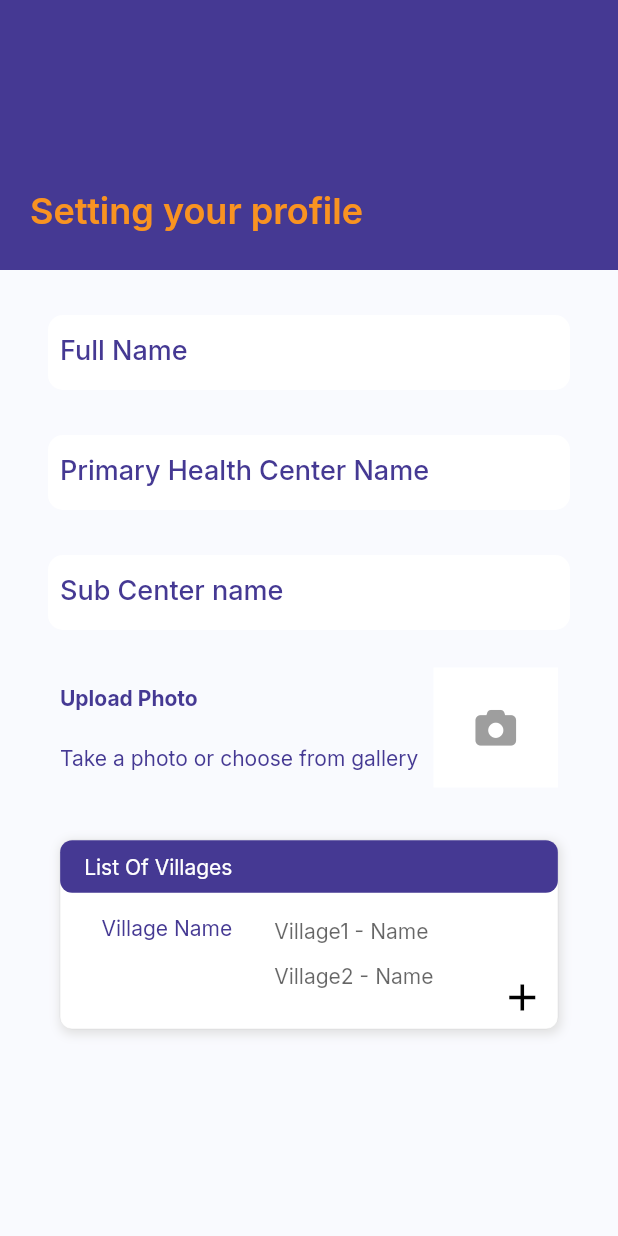
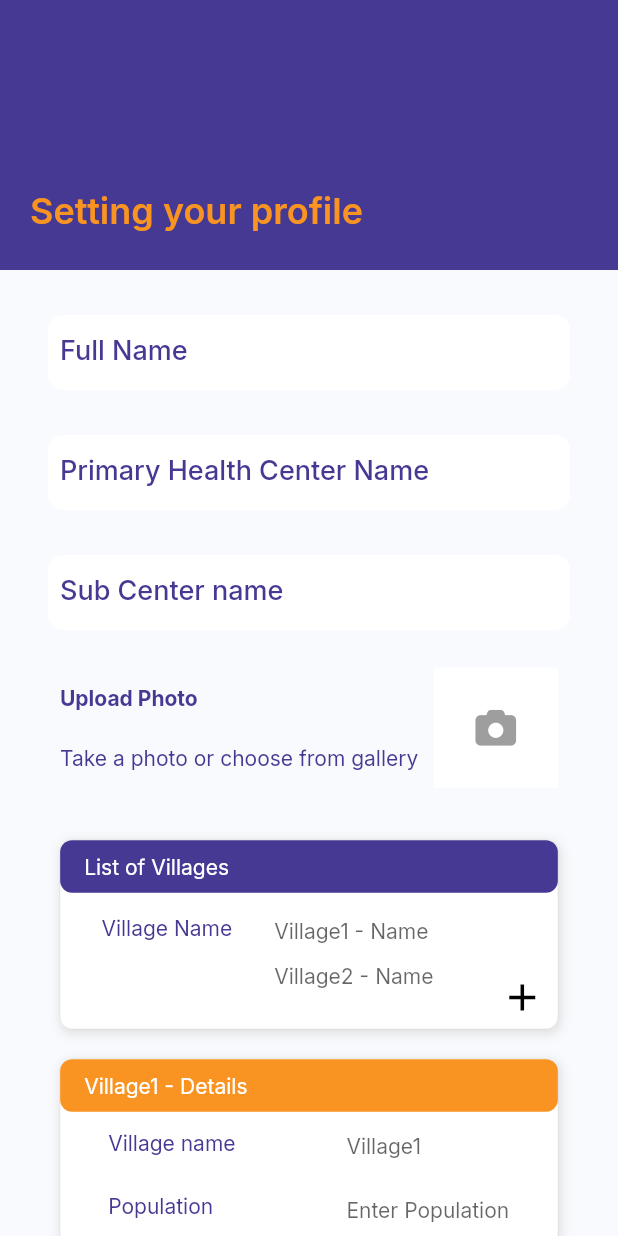
Before and after one commit to triviaGroups/janam, a Flutter app: the nurseDetails screen opened directly, on a phone screen of 412 x 824 dp. Run offline on Flutter 3.47's test engine with Material 2 defaults, Android fonts, the phone set to English and light mode, and no system bars; our stand-ins replace dropdown_button2, firebase_auth, firebase_core, font_awesome_flutter, google_fonts; accounts and stored records are empty.

Commit message:
22-5-2022

```diff
--- /dev/null
+++ b/lib/List/ashaList.dart
@@ -0,0 +1,25 @@
+import 'package:flutter/material.dart';
+
+class ashaDetailsDataList
+{
+  String name;
+
+  ashaDetailsDataList({required this.name});
+}
+
+List<ashaDetailsDataList> ashaDetailsList()
+{
+
+  // ignore: deprecated_member_use
+  List<ashaDetailsDataList> ash = <ashaDetailsDataList>[];
+
+  ashaDetailsDataList  as = new ashaDetailsDataList(name: "ASHA1 - Name");
+  ash.add(as);
+
+  as = new ashaDetailsDataList(name: "ASHA2 - Name");
+  ash.add(as);
+
+
+
+  return ash;
+}
--- /dev/null
+++ b/lib/List/awcList.dart
@@ -0,0 +1,22 @@
+import 'package:flutter/material.dart';
+
+class awcDetailsDataList
+{
+  String name;
+
+  awcDetailsDataList({required this.name});
+}
+
+List<awcDetailsDataList> ashaDetailsList()
+{
+  // ignore: deprecated_member_use
+  List<awcDetailsDataList> awc = <awcDetailsDataList>[];
+
+  awcDetailsDataList  aw = new awcDetailsDataList(name: "AWC1 - Name");
+  awc.add(aw);
+
+  aw = new awcDetailsDataList(name: "AWC2 - Name");
+  awc.add(aw);
+
+  return awc;
+}
--- a/lib/List/villageList.dart
+++ b/lib/List/villageList.dart
@@ -2,9 +2,9 @@ import 'package:flutter/material.dart';
 
 class villageDetailsDataList
 {
-  String villageName;
+  String name;
 
-  villageDetailsDataList({required this.villageName});
+  villageDetailsDataList({required this.name});
 }
 
 List<villageDetailsDataList> villageDetailsList()
@@ -13,13 +13,11 @@ List<villageDetailsDataList> villageDetailsList()
   // ignore: deprecated_member_use
   List<villageDetailsDataList> vil = <villageDetailsDataList>[];
 
-  villageDetailsDataList vl = new villageDetailsDataList(villageName: "Village1 - Name");
+  villageDetailsDataList vl = new villageDetailsDataList(name: "Village1 - Name");
   vil.add(vl);
 
-  vl = new villageDetailsDataList(villageName: "Village2 - Name");
+  vl = new villageDetailsDataList(name: "Village2 - Name");
   vil.add(vl);
-
-
 
   return vil;
 }
--- a/lib/Login/nurseDetails.dart
+++ b/lib/Login/nurseDetails.dart
@@ -3,8 +3,11 @@ import 'package:google_fonts/google_fonts.dart';
 import 'package:janam/constants/color_constants.dart';
 import 'package:font_awesome_flutter/font_awesome_flutter.dart';
 
+import '../List/ashaList.dart';
 import '../List/villageList.dart';
-import '../Widgets/VillagenameList.dart';
+import '../Widgets/nameTextfield.dart';
+import '../Widgets/subVillageBoxShape.dart';
+import '../Widgets/villageBoxShape.dart';
 
 class nurseDetails extends StatefulWidget {
   const nurseDetails({super.key});
@@ -14,13 +17,16 @@ class nurseDetails extends StatefulWidget {
 }
 
 class _nurseDetailsState extends State<nurseDetails> {
+  List<villageDetailsDataList> vil = <villageDetailsDataList>[];
+  List<ashaDetailsDataList> ash = <ashaDetailsDataList>[];
 
-  List<villageDetailsDataList> vil = <villageDetailsDataList>[];
-  static int village_count = 3;
+  static int villageCount = 3;
+  static int ashaCount = 3;
 
   @override
   void initState() {
     vil = villageDetailsList();
+    ash = ashaDetailsList();
     super.initState();
   }
 
@@ -159,9 +165,29 @@ class _nurseDetailsState extends State<nurseDetails> {
                 ],
               ),
             ),
+
+            villageBoxShape(
+                context, purple, "List of Villages", "Village Name", vil.length,
+                () {
+              villageCount++;
+              String temp = "Village $villageCount -Name";
+              vil.add(villageDetailsDataList(name: temp));
+            }, vil),
+
+            subVillageBoxShape(context, orange, "Village1 - Details",
+                "Village name", "Population"),
+
+            villageBoxShape(
+                context, purple, "List of ASHA's", "ASHA Name", ash.length,
+                    () {
+                  ashaCount++;
+                  String temp = "ASHA $ashaCount -Name";
+                  ash.add(ashaDetailsDataList(name: temp));
+                }, ash),
+
             Container(
               margin: EdgeInsets.symmetric(horizontal: 40, vertical: 10),
-              height: 126,
+              height: 183,
               width: double.infinity,
               decoration: BoxDecoration(
                 border: Border.all(width: 0.1, color: Colors.black38),
@@ -182,13 +208,13 @@ class _nurseDetailsState extends State<nurseDetails> {
                   width: MediaQuery.of(context).size.width,
                   height: 35,
                   decoration: BoxDecoration(
-                    color: purple,
+                    color: orange,
                     borderRadius: BorderRadius.circular(8),
                   ),
                   child: Padding(
                     padding: EdgeInsets.only(left: 16.0),
                     child: Text(
-                      "List Of Villages",
+                      "ASHA 1 -Details",
                       style: GoogleFonts.inter(
                           fontWeight: FontWeight.w400,
                           fontSize: 14,
@@ -197,7 +223,7 @@ class _nurseDetailsState extends State<nurseDetails> {
                   ),
                 ),
                 Container(
-                  height: 85,
+                  height: 140,
                   // constraints: BoxConstraints(
                   //   maxHeight: double.infinity,
                   // ),
@@ -207,15 +233,19 @@ class _nurseDetailsState extends State<nurseDetails> {
                         bottomLeft: Radius.circular(8),
                         bottomRight: Radius.circular(8)),
                   ),
-                  child: Row(
+                  child: Column(
                     children: [
                       Expanded(
-                          flex: 3,
+                        child: Row(
+                          mainAxisAlignment: MainAxisAlignment.start,
+                          crossAxisAlignment: CrossAxisAlignment.start,
+                          children: [
+                            Expanded(
                                 child: Container(
-                            margin: EdgeInsets.only(top: 15),
-                            alignment: Alignment.topCenter,
+                                  margin: EdgeInsets.symmetric(vertical: 12,horizontal: 32),
+                                  alignment: Alignment.topLeft,
                                   child: Text(
-                              "Village Name",
+                                    "ASHA name",
                                     style: GoogleFonts.inter(
                                         fontWeight: FontWeight.w400,
                                         fontSize: 14,
@@ -223,39 +253,74 @@ class _nurseDetailsState extends State<nurseDetails> {
                                   ),
                                 )),
                             Expanded(
-                          flex: 3,
                               child: Container(
-                            alignment: Alignment.topCenter,
-                            margin: EdgeInsets.only(top: 15),
-                            child: ListView.builder(
-                                itemCount: vil.length,
-                                padding: EdgeInsets.only(bottom: 1),
-                                physics: ClampingScrollPhysics(),
-                                itemBuilder: (context, index) {
-                                  return VillageNameList(
-                                      vil[index].villageName);
-                                }),
+                                margin: EdgeInsets.only(top: 16),
+                                alignment: Alignment.center,
+                                child: NameTextField("Enter Name"),
+                              ),
+                            ),
+                          ],
+                        ),),
+                      Expanded(
+                        child: Row(
+                          mainAxisAlignment: MainAxisAlignment.start,
+                          crossAxisAlignment: CrossAxisAlignment.start,
+                          children: [
+                            Expanded(
+                                child: Container(
+                                  margin: EdgeInsets.symmetric(horizontal: 32,vertical: 12),
+                                  alignment: Alignment.topLeft,
+                                  child: Text(
+                                    "Mobile no",
+                                    textAlign: TextAlign.left,
+                                    style: GoogleFonts.inter(
+                                        fontWeight: FontWeight.w400,
+                                        fontSize: 14,
+                                        color: purple),
+                                  ),
                                 )),
                             Expanded(
+                              child:Container(
+                                margin: EdgeInsets.only(top: 16),
+                                alignment: Alignment.topCenter,
+                                child: NameTextField("99445*****"),
+                              ),
+                            ),
+                          ],
+                        ),),
+                      Expanded(
+                        child: Row(
+                          mainAxisAlignment: MainAxisAlignment.start,
+                          crossAxisAlignment: CrossAxisAlignment.start,
+                          children: [
+                            Expanded(
                                 child: Container(
-                              alignment: Alignment.bottomCenter,
-                              child: GestureDetector(
-                                onTap: (){
-                                  village_count++;
-                                  vil.add(villageDetailsDataList(villageName: "Village $village_count - Name"));
-
-                                },
-                                child: const Icon(
-                                  Icons.add,
-                                  color: Colors.black,
-                                  size: 30,
+                                  margin: EdgeInsets.symmetric(horizontal: 32,vertical: 12),
+                                  alignment: Alignment.topLeft,
+                                  child: Text(
+                                    "Village name",
+                                    textAlign: TextAlign.left,
+                                    style: GoogleFonts.inter(
+                                        fontWeight: FontWeight.w400,
+                                        fontSize: 14,
+                                        color: purple),
                                   ),
-                              ))),
+                                )),
+                            Expanded(
+                              child:Container(
+                                margin: EdgeInsets.only(top: 16),
+                                alignment: Alignment.topCenter,
+                                child: NameTextField("Village Name"),
+                              ),
+                            ),
+                          ],
+                        ),),
                     ],
                   ),
                 )
               ]),
-            )
+            ),
+
           ],
         ),
       ),
--- a/lib/Widgets/VillagenameList.dart
+++ b/lib/Widgets/nameTextfield.dart
@@ -1,7 +1,7 @@
 import 'package:flutter/material.dart';
 import 'package:google_fonts/google_fonts.dart';
 
-Padding VillageNameList(String villageName) {
+Padding NameTextField(String villageName) {
   return Padding(
     padding: EdgeInsets.symmetric(horizontal: 0.5, vertical: 2.5),
     child: Container(
--- /dev/null
+++ b/lib/Widgets/subVillageBoxShape.dart
@@ -0,0 +1,116 @@
+import 'package:flutter/material.dart';
+import 'package:google_fonts/google_fonts.dart';
+
+import '../constants/color_constants.dart';
+import 'nameTextfield.dart';
+
+Container subVillageBoxShape(BuildContext context,Color clr,String topic,String string1,String string2){
+  return Container(
+    margin: EdgeInsets.symmetric(horizontal: 40, vertical: 10),
+    height: 126,
+    width: double.infinity,
+    decoration: BoxDecoration(
+      border: Border.all(width: 0.1, color: Colors.black38),
+      borderRadius: BorderRadius.circular(8),
+      color: Colors.white,
+      boxShadow: [
+        BoxShadow(
+          color: Colors.grey.shade300,
+          blurRadius: 5,
+          spreadRadius: 1,
+          offset: Offset(1, 2),
+        ),
+      ],
+    ),
+    child: Column(children: [
+      Container(
+        alignment: Alignment.centerLeft,
+        width: MediaQuery.of(context).size.width,
+        height: 35,
+        decoration: BoxDecoration(
+          color: clr,
+          borderRadius: BorderRadius.circular(8),
+        ),
+        child: Padding(
+          padding: EdgeInsets.only(left: 16.0),
+          child: Text(
+            topic,
+            style: GoogleFonts.inter(
+                fontWeight: FontWeight.w400,
+                fontSize: 14,
+                color: Colors.white),
+          ),
+        ),
+      ),
+      Container(
+        height: 85,
+        // constraints: BoxConstraints(
+        //   maxHeight: double.infinity,
+        // ),
+        width: MediaQuery.of(context).size.width,
+        decoration: const BoxDecoration(
+          borderRadius: BorderRadius.only(
+              bottomLeft: Radius.circular(8),
+              bottomRight: Radius.circular(8)),
+        ),
+        child: Column(
+          children: [
+            Expanded(
+              child: Row(
+                mainAxisAlignment: MainAxisAlignment.start,
+                crossAxisAlignment: CrossAxisAlignment.start,
+                children: [
+                  Expanded(
+                      child: Container(
+                        margin: EdgeInsets.symmetric(vertical: 12,horizontal: 32),
+                        alignment: Alignment.topLeft,
+                        child: Text(
+                          string1,
+                          style: GoogleFonts.inter(
+                              fontWeight: FontWeight.w400,
+                              fontSize: 14,
+                              color: purple),
+                        ),
+                      )),
+                  Expanded(
+                    child: Container(
+                      margin: EdgeInsets.only(top: 16),
+                      alignment: Alignment.center,
+                      child: NameTextField("Village1"),
+                    ),
+                  ),
+                ],
+              ),),
+            Expanded(
+              child: Row(
+                mainAxisAlignment: MainAxisAlignment.start,
+                crossAxisAlignment: CrossAxisAlignment.start,
+                children: [
+                  Expanded(
+                      child: Container(
+                        margin: EdgeInsets.symmetric(horizontal: 32,vertical: 12),
+                        alignment: Alignment.topLeft,
+                        child: Text(
+                          string2,
+                          textAlign: TextAlign.left,
+                          style: GoogleFonts.inter(
+                              fontWeight: FontWeight.w400,
+                              fontSize: 14,
+                              color: purple),
+                        ),
+                      )),
+                  Expanded(
+                    child:Container(
+                      margin: EdgeInsets.only(top: 16),
+                      alignment: Alignment.topCenter,
+                      child: NameTextField("Enter Population"),
+                    ),
+                  ),
+                ],
+              ),),
+          ],
+        ),
+      )
+    ]),
+  );
+}
--- /dev/null
+++ b/lib/Widgets/villageBoxShape.dart
@@ -0,0 +1,102 @@
+import 'package:flutter/material.dart';
+import 'package:google_fonts/google_fonts.dart';
+
+import '../List/villageList.dart';
+import '../constants/color_constants.dart';
+import 'nameTextfield.dart';
+
+Container villageBoxShape(BuildContext context,Color clr,String topic1,String string1,int itemlength,VoidCallback function,List vil) {
+  return Container(
+    margin: EdgeInsets.symmetric(horizontal: 40, vertical: 10),
+    height: 126,
+    width: double.infinity,
+    decoration: BoxDecoration(
+      border: Border.all(width: 0.1, color: Colors.black38),
+      borderRadius: BorderRadius.circular(8),
+      color: Colors.white,
+      boxShadow: [
+        BoxShadow(
+          color: Colors.grey.shade300,
+          blurRadius: 5,
+          spreadRadius: 1,
+          offset: Offset(1, 2),
+        ),
+      ],
+    ),
+    child: Column(children: [
+      Container(
+        alignment: Alignment.centerLeft,
+        width: MediaQuery.of(context).size.width,
+        height: 35,
+        decoration: BoxDecoration(
+          color: clr,
+          borderRadius: BorderRadius.circular(8),
+        ),
+        child: Padding(
+          padding: EdgeInsets.only(left: 16.0),
+          child: Text(
+            topic1,
+            style: GoogleFonts.inter(
+                fontWeight: FontWeight.w400,
+                fontSize: 14,
+                color: Colors.white),
+          ),
+        ),
+      ),
+      Container(
+        height: 85,
+        // constraints: BoxConstraints(
+        //   maxHeight: double.infinity,
+        // ),
+        width: MediaQuery.of(context).size.width,
+        decoration: const BoxDecoration(
+          borderRadius: BorderRadius.only(
+              bottomLeft: Radius.circular(8),
+              bottomRight: Radius.circular(8)),
+        ),
+        child: Row(
+          children: [
+            Expanded(
+                flex: 3,
+                child: Container(
+                  margin: EdgeInsets.only(top: 15),
+                  alignment: Alignment.topCenter,
+                  child: Text(
+                    string1,
+                    style: GoogleFonts.inter(
+                        fontWeight: FontWeight.w400,
+                        fontSize: 14,
+                        color: purple),
+                  ),
+                )),
+            Expanded(
+                flex: 3,
+                child: Container(
+                  alignment: Alignment.topCenter,
+                  margin: EdgeInsets.only(top: 15),
+                  child: ListView.builder(
+                      itemCount: itemlength,
+                      padding: EdgeInsets.only(bottom: 1),
+                      physics: ClampingScrollPhysics(),
+                      itemBuilder: (context, index) {
+                        return NameTextField(
+                            vil[index].name);
+                      }),
+                )),
+            Expanded(
+                child: Container(
+                    alignment: Alignment.bottomCenter,
+                    child: GestureDetector(
+                      onTap: function,
+                      child: const Icon(
+                        Icons.add,
+                        color: Colors.black,
+                        size: 30,
+                      ),
+                    ))),
+          ],
+        ),
+      )
+    ]),
+  );
+}
--- a/lib/main.dart
+++ b/lib/main.dart
@@ -8,6 +8,8 @@ import 'package:janam/Village%20Survey/page3.dart';
 import 'package:janam/constants/color_constants.dart';
 import 'package:janam/provider/colorSelection.dart';
 import 'package:provider/provider.dart';
+
+import 'Login/login.dart';
 
 void main() {
   runApp(const MyApp());
@@ -76,7 +78,7 @@ class _FireBaseInitializationState extends State<FireBaseInitialization> {
 
                       if (streamSnapshot.connectionState ==
                           ConnectionState.active) {
-                        return const Pregnancy();
+                        return Login();
                       }
 
                       return Scaffold(
```
Lines whose indentation alone changed are shown as unchanged.
